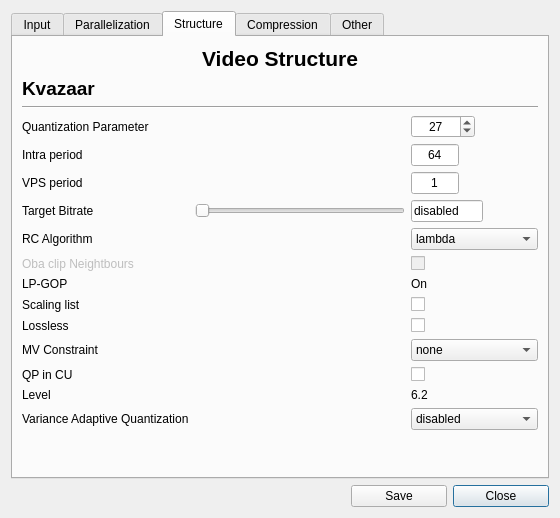
Old version of the form ui/videosettings.ui in the repository ultravideo/uvgComm.
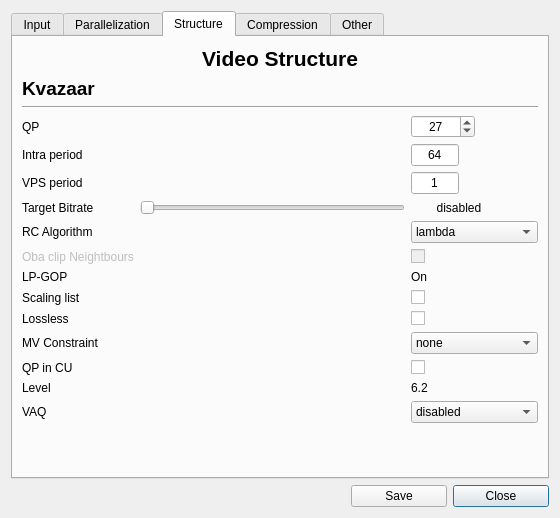
New version of the form. The open tabs and pages were chosen to show the change.

Commit message: feature(Settings): Bitrate slider adjusting logic.

What changed in the file:
```diff
--- a/ui/videosettings.ui
+++ b/ui/videosettings.ui
@@ -760,7 +760,7 @@
        <item row="3" column="0">
         <widget class="QLabel" name="QP">
          <property name="text">
-          <string>Quantization Parameter</string>
+          <string>QP</string>
          </property>
         </widget>
        </item>
@@ -935,7 +935,7 @@
        <item row="17" column="0">
         <widget class="QLabel" name="label_28">
          <property name="text">
-          <string>Variance Adaptive Quantization</string>
+          <string>VAQ</string>
          </property>
         </widget>
        </item>
@@ -987,22 +987,34 @@
        </item>
        <item row="6" column="1">
         <widget class="QSlider" name="bitrate_slider">
+         <property name="maximum">
+          <number>10000000</number>
+         </property>
+         <property name="singleStep">
+          <number>50000</number>
+         </property>
+         <property name="pageStep">
+          <number>1000000</number>
+         </property>
          <property name="orientation">
           <enum>Qt::Horizontal</enum>
          </property>
         </widget>
        </item>
        <item row="6" column="2">
-        <widget class="QLineEdit" name="bitrate">
+        <widget class="QLabel" name="bitrate">
          <property name="maximumSize">
           <size>
-           <width>72</width>
+           <width>96</width>
            <height>16777215</height>
           </size>
          </property>
          <property name="text">
           <string>disabled</string>
          </property>
+         <property name="alignment">
+          <set>Qt::AlignCenter</set>
+         </property>
         </widget>
        </item>
       </layout>
```
The commit also changes 2 other files.
